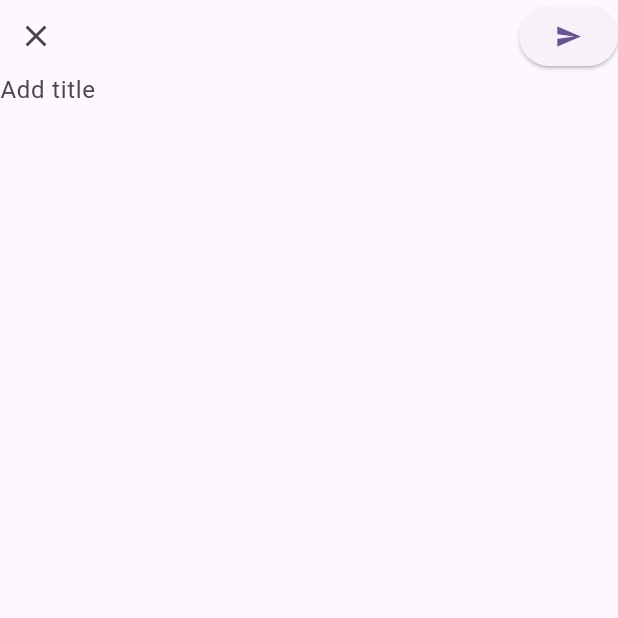
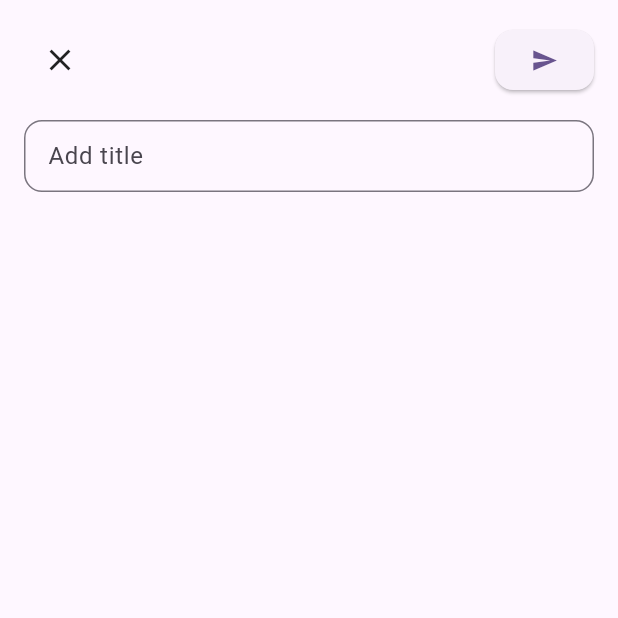
Before and after one commit to Quollveth/flutter-todo, a Flutter app: the screen it shows after launch, after a tap on "Add New", on a phone screen of 412 x 824 dp, the top half of it. Run offline on Flutter 3.47's test engine with Material 3 defaults, Android fonts, the phone set to English and light mode, and no system bars.

Commit message:
chatgpt make this widget not ugly

```diff
--- a/lib/components/newTaskScreen.dart
+++ b/lib/components/newTaskScreen.dart
@@ -25,40 +25,52 @@ class _NewTaskScreenState extends State<NewTaskScreen> {
     var appState = context.watch<AppState>();
     final ThemeData theme = Theme.of(context);
 
-    return Column(
+    return Padding(
+      padding: const EdgeInsets.all(16.0),
+      child: Column(
+        crossAxisAlignment: CrossAxisAlignment.start,
         children: [
-        // top buttons
+          // Top buttons
           Row(
             mainAxisAlignment: MainAxisAlignment.spaceBetween,
             children: [
               IconButton(
-              onPressed: () => {appState.setSreen(Screen.list)},
-              icon: Icon(Icons.close),
+                onPressed: () => appState.setSreen(Screen.list),
+                icon: Icon(Icons.close, color: theme.iconTheme.color),
               ),
               ElevatedButton(
                 onPressed: () {
-                // save task
                   appState.addNew(textController.text);
-
-                // dismiss keyboard
                   FocusManager.instance.primaryFocus?.unfocus();
                   textController.clear();
-
-                // close screen
                   appState.setSreen(Screen.list);
                 },
+                style: ElevatedButton.styleFrom(
+                  shape: RoundedRectangleBorder(
+                    borderRadius: BorderRadius.circular(12),
+                  ),
+                ),
                 child: Icon(Icons.send),
               ),
             ],
           ),
-        // task title
+          const SizedBox(height: 16),
+          // Task title
           TextField(
             controller: textController,
             keyboardType: TextInputType.multiline,
             maxLines: null,
-          decoration: InputDecoration.collapsed(hintText: 'Add title'),
+            decoration: InputDecoration(
+              hintText: 'Add title',
+              border: OutlineInputBorder(
+                borderRadius: BorderRadius.circular(12),
+                borderSide: BorderSide(color: theme.primaryColor),
+              ),
+              contentPadding: const EdgeInsets.all(12),
+            ),
           ),
         ],
+      ),
     );
   }
 }
```
Lines whose indentation alone changed are shown as unchanged.
